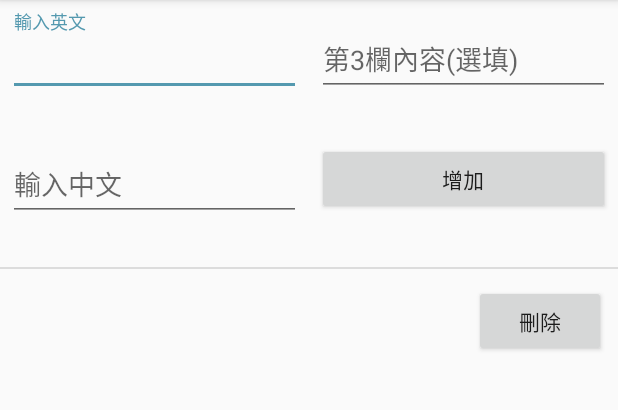
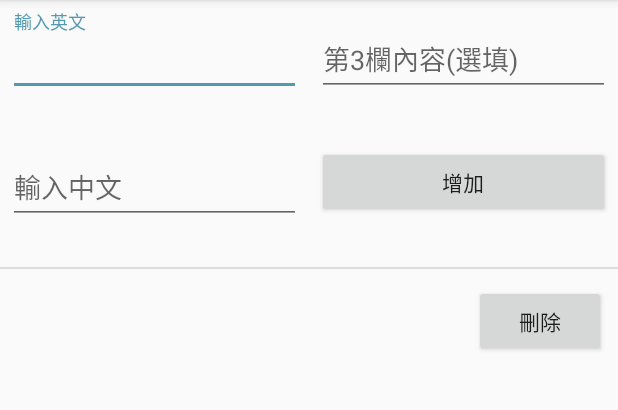
Before and after one commit to 312321321321432/supervoc, an Android app: the screen it shows after launch (MainActivity), on a phone screen of 412 x 824 dp, the part 84-494 px from its top. Run offline under Robolectric (Android 15) with nearby library versions, the phone set to English and light mode, and no system bars; libraries missing offline, so code that uses them is left out: es.dmoral.toasty.

```diff
--- a/app/src/main/res/layout/frame_edit.xml
+++ b/app/src/main/res/layout/frame_edit.xml
@@ -65,7 +65,7 @@
         android:layout_width="0dp"
         android:layout_height="wrap_content"
         android:layout_marginStart="5dp"
-        android:layout_marginTop="4dp"
+        android:layout_marginTop="8dp"
         android:layout_marginEnd="5dp"
         android:layout_marginBottom="8dp"
         android:autofillHints=""
@@ -89,7 +89,7 @@
         android:layout_width="0dp"
         android:layout_height="wrap_content"
         android:layout_marginStart="5dp"
-        android:layout_marginTop="4dp"
+        android:layout_marginTop="8dp"
         android:layout_marginEnd="5dp"
         android:layout_marginBottom="8dp"
         android:onClick="add"
--- a/app/src/main/res/values/strings.xml
+++ b/app/src/main/res/values/strings.xml
@@ -32,8 +32,9 @@ ABCDEFGHIJKLMNOPQRSTUVWXYZ`!"$^*()=#[]',./?/*-_+&#060;&#062;&#064;&#038;</string
     <string name="English">英文</string>
     <string name="Chinese">中文</string>
     <string name="line_three_name">第3欄名稱</string>
-    <string name="there_isn_t_any_voc">沒有任何單字,去「增加」頁面增加吧！</string>
+    <string name="there_isn_t_any_voc">(沒有任何單字,去「增加」頁面增加吧！)</string>
     <string name="kidding">你在開玩笑嗎?</string>
     <string name="success">修改完成</string>
     <string name="about_text">製作者:吳安仁\n</string>
+    <string name="word_10">注意：字元大於10有可能重疊</string>
 </resources>
```
Also changed, not shown: app/src/main/java/com/hi/andy/supervocsdk28/MainActivity.java (+10 -2 lines), app/src/main/res/layout/frame_all.xml (+7 -7 lines).
